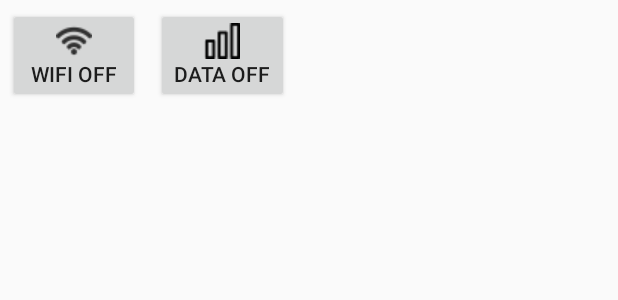
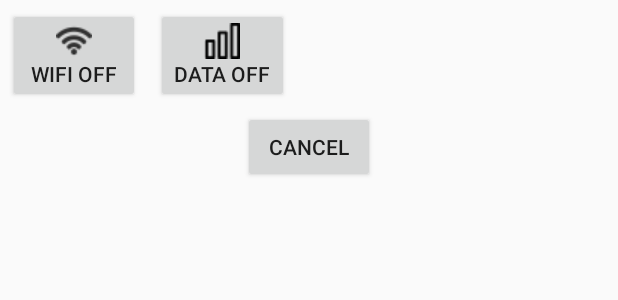
Before and after one commit to shahariar007/FreeSmsServices, an Android app: the layout internetdialog.xml on its own in the app's theme, with its tools: preview values and no code run, on a phone screen of 412 x 824 dp. Shown: the top 300 px of the screen. Run offline under Robolectric (Android 15) with nearby library versions, the phone set to English and light mode, and no system bars; network calls fail.

Commit message:
push ami

```diff
--- a/app/src/main/res/layout/internetdialog.xml
+++ b/app/src/main/res/layout/internetdialog.xml
@@ -10,22 +10,27 @@
         android:orientation="horizontal">
 
         <Button
+            android:id="@+id/wifi"
             android:layout_width="wrap_content"
             android:layout_height="wrap_content"
-            android:id="@+id/wifi"
             android:layout_margin="5dp"
-            android:text="WiFi OFF"
-            android:drawableTop="@drawable/wifiof"/>
+            android:drawableTop="@drawable/wifiof"
+            android:text="WiFi OFF" />
+
         <Button
+            android:id="@+id/data"
             android:layout_width="wrap_content"
             android:layout_height="wrap_content"
-            android:id="@+id/data"
             android:layout_margin="5dp"
-            android:text="Data OFF"
-            android:drawableTop="@drawable/dataoff"/>
-
-
+            android:drawableTop="@drawable/dataoff"
+            android:text="Data OFF" />
     </LinearLayout>
+    <Button
+        android:layout_width="wrap_content"
+        android:layout_height="wrap_content"
+        android:id="@+id/can"
+        android:text="Cancel"
+        android:layout_gravity="center"/>
 
 
 </LinearLayout>
```
Also changed, not shown: app/src/main/AndroidManifest.xml (+5 -4 lines), app/src/main/java/com/example/mortuza/testgooglefb/InternetConnection.java (added, +30 -0 lines), app/src/main/java/com/example/mortuza/testgooglefb/Main2Activity.java (+42 -1 lines), app/src/main/java/com/example/mortuza/testgooglefb/MainActivity.java (+65 -18 lines), app/src/main/java/com/example/mortuza/testgooglefb/NotifyServices.java (+15 -7 lines).
